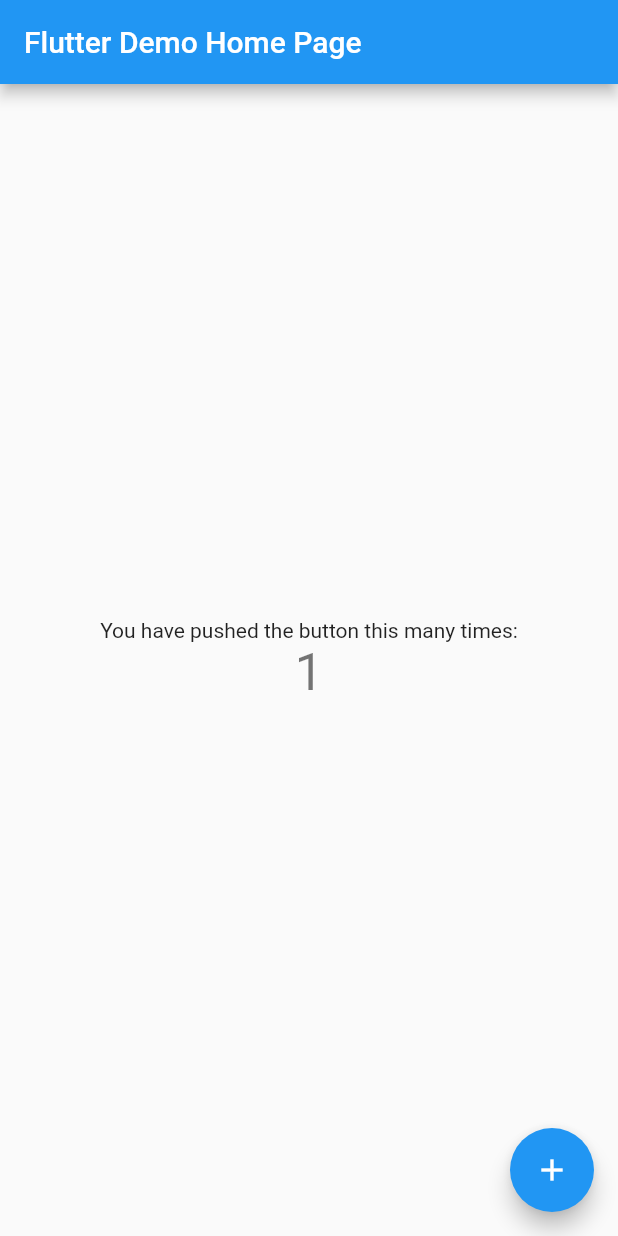
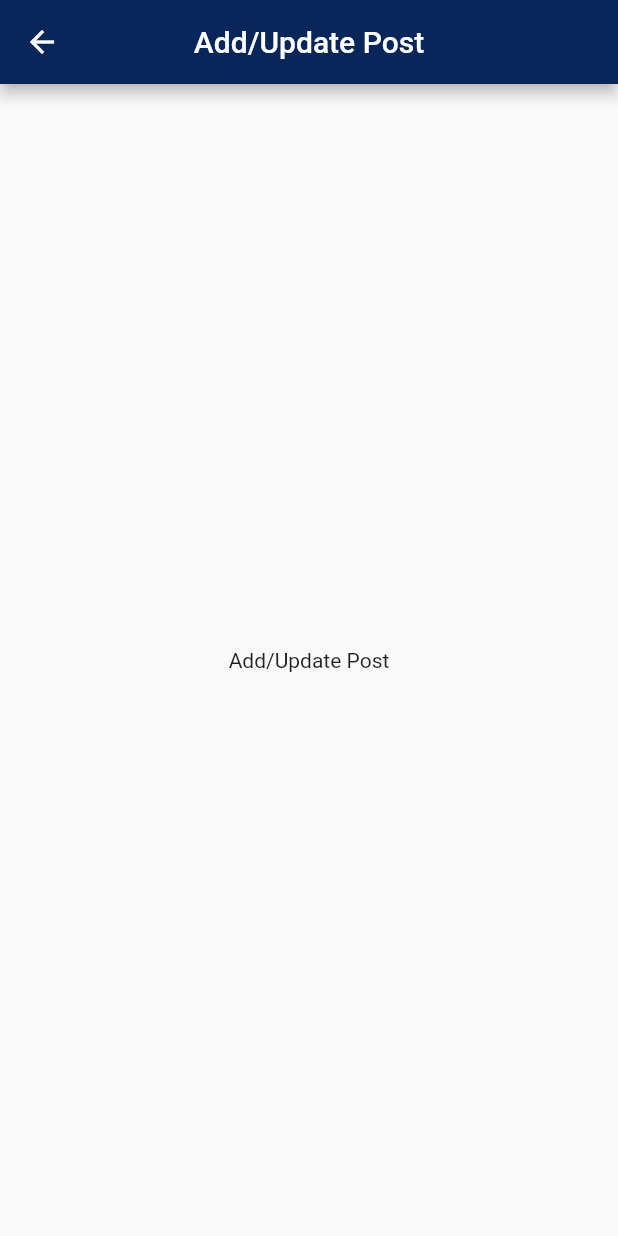
Before and after one commit to rajeshpatil95/flutter_web_clean_arch, a Flutter app: the screen it shows after launch, after a tap on the "add" icon, on a phone screen of 412 x 824 dp. Run offline on Flutter 3.47's test engine with Material 2 defaults, Android fonts, the phone set to English and light mode, and no system bars; our stand-ins replace bloc, equatable.

Commit message:
Plain static UI pages

```diff
--- /dev/null
+++ b/lib/core/theme/app_theme.dart
@@ -0,0 +1,31 @@
+import 'package:flutter/material.dart';
+
+final primaryColor = Color(0xff082659);
+final secondaryColor = Color(0xff51eec2);
+
+final appTheme = ThemeData(
+    appBarTheme: AppBarTheme(
+      backgroundColor: primaryColor,
+      centerTitle: true,
+    ),
+    brightness: Brightness.light,
+    primaryColor: primaryColor,
+    colorScheme: ColorScheme.light(
+      primary: primaryColor,
+    ),
+    progressIndicatorTheme: ProgressIndicatorThemeData(color: primaryColor),
+    floatingActionButtonTheme: FloatingActionButtonThemeData(
+      backgroundColor: primaryColor,
+      foregroundColor: secondaryColor,
+    ),
+    inputDecorationTheme: InputDecorationTheme(
+        floatingLabelStyle: TextStyle(color: primaryColor),
+        iconColor: secondaryColor,
+        focusedBorder: OutlineInputBorder(
+          borderSide: BorderSide(color: secondaryColor),
+          borderRadius: BorderRadius.circular(8),
+        ),
+        border: OutlineInputBorder(
+          borderSide: BorderSide(color: primaryColor),
+          borderRadius: BorderRadius.circular(8),
+        )));
--- /dev/null
+++ b/lib/features/posts/presentation/cubit/posts_cubit.dart
@@ -0,0 +1,8 @@
+import 'package:bloc/bloc.dart';
+import 'package:equatable/equatable.dart';
+
+part 'posts_state.dart';
+
+class PostsCubit extends Cubit<PostsState> {
+  PostsCubit() : super(PostsInitial());
+}
--- /dev/null
+++ b/lib/features/posts/presentation/cubit/posts_state.dart
@@ -0,0 +1,10 @@
+part of 'posts_cubit.dart';
+
+abstract class PostsState extends Equatable {
+  const PostsState();
+
+  @override
+  List<Object> get props => [];
+}
+
+class PostsInitial extends PostsState {}
--- /dev/null
+++ b/lib/features/posts/presentation/pages/post_add_update_page.dart
@@ -0,0 +1,21 @@
+import 'package:flutter/material.dart';
+import 'package:flutter/src/widgets/framework.dart';
+import 'package:flutter/src/widgets/placeholder.dart';
+
+class PostAddUpdatePage extends StatelessWidget {
+  const PostAddUpdatePage({super.key});
+
+  AppBar _buildAppBar() => AppBar(title: const Text('Add/Update Post'));
+
+  Widget _buildBody() {
+    return const Center(child: Text('Add/Update Post'));
+  }
+
+  @override
+  Widget build(BuildContext context) {
+    return Scaffold(
+      appBar: _buildAppBar(),
+      body: _buildBody(),
+    );
+  }
+}
--- /dev/null
+++ b/lib/features/posts/presentation/pages/post_detail_page.dart
@@ -0,0 +1,23 @@
+import 'package:flutter/material.dart';
+
+class PostDetailPage extends StatelessWidget {
+  const PostDetailPage({
+    Key? key,
+  }) : super(key: key);
+
+  @override
+  Widget build(BuildContext context) {
+    return Scaffold(
+      appBar: _buildAppBar(),
+      body: _buildBody(),
+    );
+  }
+
+  AppBar _buildAppBar() => AppBar(
+        title: const Text("Post Detail"),
+      );
+
+  Widget _buildBody() {
+    return const Center(child: Text('Post Detail Page'));
+  }
+}
--- /dev/null
+++ b/lib/features/posts/presentation/pages/posts_page.dart
@@ -0,0 +1,35 @@
+import 'package:flutter/material.dart';
+import 'package:flutter/src/widgets/framework.dart';
+import 'package:flutter/src/widgets/placeholder.dart';
+import 'package:flutter_web_clean_arch/features/posts/presentation/pages/post_add_update_page.dart';
+
+class PostsPage extends StatelessWidget {
+  const PostsPage({super.key});
+
+  AppBar _buildAppBar() => AppBar(title: const Text('Posts'));
+
+  Widget _buildBody() {
+    return const Center(
+      child: Text("Rajesh Patil"),
+    );
+  }
+
+  Widget _buildFloatingButton(BuildContext context) {
+    return FloatingActionButton(
+      onPressed: () {
+        Navigator.push(context,
+            MaterialPageRoute(builder: (_) => const PostAddUpdatePage()));
+      },
+      child: const Icon(Icons.add),
+    );
+  }
+
+  @override
+  Widget build(BuildContext context) {
+    return Scaffold(
+      appBar: _buildAppBar(),
+      body: _buildBody(),
+      floatingActionButton: _buildFloatingButton(context),
+    );
+  }
+}
--- a/lib/main.dart
+++ b/lib/main.dart
@@ -1,115 +1,23 @@
 import 'package:flutter/material.dart';
 
+import 'core/theme/app_theme.dart';
+import 'features/posts/presentation/pages/posts_page.dart';
+
 void main() {
-  runApp(const MyApp());
+  WidgetsFlutterBinding.ensureInitialized();
+  runApp(const MyPostsApp());
 }
 
-class MyApp extends StatelessWidget {
-  const MyApp({super.key});
+class MyPostsApp extends StatelessWidget {
+  const MyPostsApp({super.key});
 
-  // This widget is the root of your application.
   @override
   Widget build(BuildContext context) {
     return MaterialApp(
-      title: 'Flutter Demo',
-      theme: ThemeData(
-        // This is the theme of your application.
-        //
-        // Try running your application with "flutter run". You'll see the
-        // application has a blue toolbar. Then, without quitting the app, try
-        // changing the primarySwatch below to Colors.green and then invoke
-        // "hot reload" (press "r" in the console where you ran "flutter run",
-        // or simply save your changes to "hot reload" in a Flutter IDE).
-        // Notice that the counter didn't reset back to zero; the application
-        // is not restarted.
-        primarySwatch: Colors.blue,
-      ),
-      home: const MyHomePage(title: 'Flutter Demo Home Page'),
+      debugShowCheckedModeBanner: false,
+      theme: appTheme,
+      title: 'PostsApp',
+      home: const PostsPage(),
     );
   }
 }
-
-class MyHomePage extends StatefulWidget {
-  const MyHomePage({super.key, required this.title});
-
-  // This widget is the home page of your application. It is stateful, meaning
-  // that it has a State object (defined below) that contains fields that affect
-  // how it looks.
-
-  // This class is the configuration for the state. It holds the values (in this
-  // case the title) provided by the parent (in this case the App widget) and
-  // used by the build method of the State. Fields in a Widget subclass are
-  // always marked "final".
-
-  final String title;
-
-  @override
-  State<MyHomePage> createState() => _MyHomePageState();
-}
-
-class _MyHomePageState extends State<MyHomePage> {
-  int _counter = 0;
-
-  void _incrementCounter() {
-    setState(() {
-      // This call to setState tells the Flutter framework that something has
-      // changed in this State, which causes it to rerun the build method below
-      // so that the display can reflect the updated values. If we changed
-      // _counter without calling setState(), then the build method would not be
-      // called again, and so nothing would appear to happen.
-      _counter++;
-    });
-  }
-
-  @override
-  Widget build(BuildContext context) {
-    // This method is rerun every time setState is called, for instance as done
-    // by the _incrementCounter method above.
-    //
-    // The Flutter framework has been optimized to make rerunning build methods
-    // fast, so that you can just rebuild anything that needs updating rather
-    // than having to individually change instances of widgets.
-    return Scaffold(
-      appBar: AppBar(
-        // Here we take the value from the MyHomePage object that was created by
-        // the App.build method, and use it to set our appbar title.
-        title: Text(widget.title),
-      ),
-      body: Center(
-        // Center is a layout widget. It takes a single child and positions it
-        // in the middle of the parent.
-        child: Column(
-          // Column is also a layout widget. It takes a list of children and
-          // arranges them vertically. By default, it sizes itself to fit its
-          // children horizontally, and tries to be as tall as its parent.
-          //
-          // Invoke "debug painting" (press "p" in the console, choose the
-          // "Toggle Debug Paint" action from the Flutter Inspector in Android
-          // Studio, or the "Toggle Debug Paint" command in Visual Studio Code)
-          // to see the wireframe for each widget.
-          //
-          // Column has various properties to control how it sizes itself and
-          // how it positions its children. Here we use mainAxisAlignment to
-          // center the children vertically; the main axis here is the vertical
-          // axis because Columns are vertical (the cross axis would be
-          // horizontal).
-          mainAxisAlignment: MainAxisAlignment.center,
-          children: <Widget>[
-            const Text(
-              'You have pushed the button this many times:',
-            ),
-            Text(
-              '$_counter',
-              style: Theme.of(context).textTheme.headlineMedium,
-            ),
-          ],
-        ),
-      ),
-      floatingActionButton: FloatingActionButton(
-        onPressed: _incrementCounter,
-        tooltip: 'Increment',
-        child: const Icon(Icons.add),
-      ), // This trailing comma makes auto-formatting nicer for build methods.
-    );
-  }
-}
```
Also changed, not shown: pubspec.yaml (+7 -0 lines), pubspec.lock, 1 other file.
